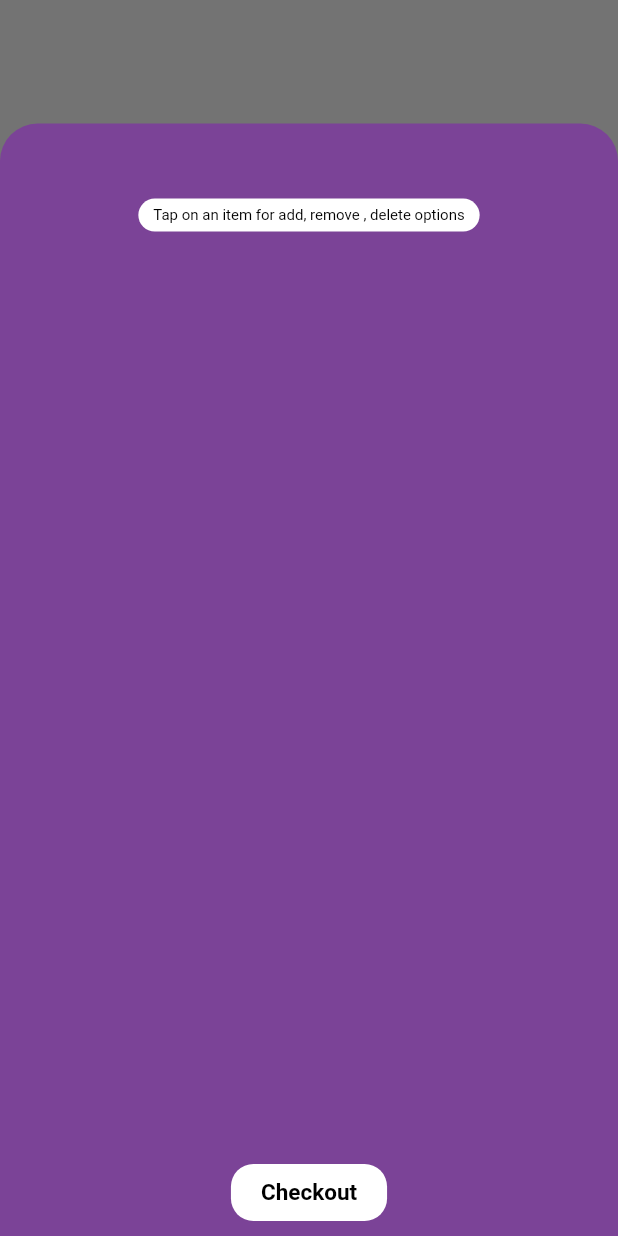
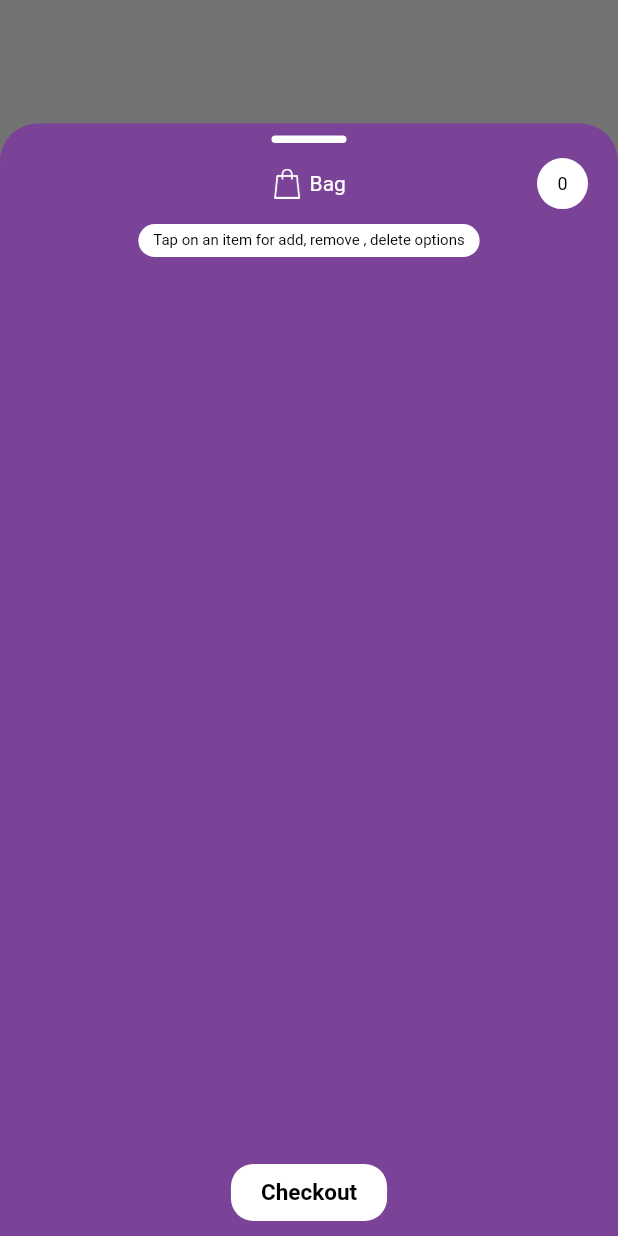
Before and after one commit to Henrydykee/dro_health_app, a Flutter app: what modalBottomSheet() shows on an empty page, opened directly, on a phone screen of 412 x 824 dp. Run offline on Flutter 3.47's test engine with Material 2 defaults, Android fonts, the phone set to English and light mode, and no system bars.

Commit message:
setup viewmodel

```diff
--- a/lib/screens/detail_screen.dart
+++ b/lib/screens/detail_screen.dart
@@ -47,7 +47,6 @@ class _DetailScreenState extends State<DetailScreen> {
                           )),
                       Container(
                         height: 35,
-                        width: 50,
                         decoration: BoxDecoration(
                             color: DroColor.DROPurple,
                             borderRadius: BorderRadius.circular(5.0)),
--- a/lib/widgets/modal_buttom_sheet.dart
+++ b/lib/widgets/modal_buttom_sheet.dart
@@ -30,7 +30,50 @@ void modalBottomSheet(BuildContext context) {
                   Expanded(
                     child: Column(
                       children: [
-                        SizedBox(height: 50,),
+                        SizedBox(height: 8,),
+                        Container(
+                          padding: EdgeInsets.all(0),
+                          height: 5,
+                          width: 50,
+                          decoration: BoxDecoration(
+                              borderRadius: BorderRadius.circular(3),
+                              color: Colors.white
+                          ),
+                        ),
+                        Padding(
+                          padding: const EdgeInsets.only(left: 20,right: 20,top: 10),
+                          child: Row(
+                            mainAxisAlignment: MainAxisAlignment.spaceBetween,
+                            children: [
+                              CircleAvatar(
+                                radius: 17,
+                                backgroundColor: DroColor.DarkPurple,
+                                child: Text("",style: TextStyle(
+                                    color: Colors.black,
+                                    fontSize: 12
+                                ),),
+                              ),
+                              Row(
+                                children: [
+                                  Image.asset("assets/images/shopping-bag.png",color: Colors.white,height: 20,width: 20 ,),
+                                  SizedBox(width: 5,),
+                                  Text("Bag",style: TextStyle(
+                                      color: Colors.white
+                                  ),)
+                                ],
+                              ),
+                              CircleAvatar(
+                                radius: 17,
+                                backgroundColor: Colors.white,
+                                child: Text(vm.cartItems.length.toString(),style: TextStyle(
+                                    color: Colors.black,
+                                    fontSize: 12
+                                ),),
+                              )
+                            ],
+                          ),
+                        ),
+                        SizedBox(height: 10,),
                         Instruction(),
                         SizedBox(height: 10,),
                         Expanded(
```
